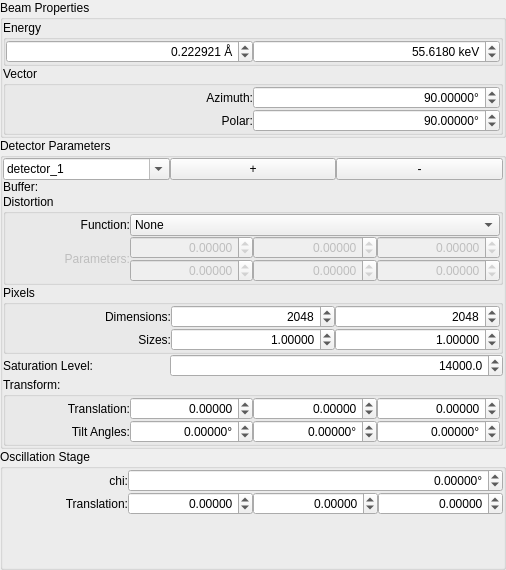
The window that hexrd/ui/resources/ui/calibration_config_widget.ui (cjh1/hexrdgui) describes before a commit, drawn with Qt 5.
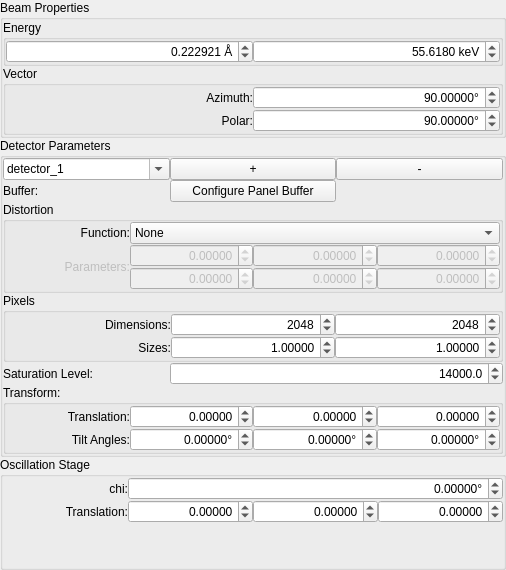
The same window after the commit. Custom widgets are drawn as their Qt base class.

The edit to the form file:
```diff
--- a/hexrd/ui/resources/ui/calibration_config_widget.ui
+++ b/hexrd/ui/resources/ui/calibration_config_widget.ui
@@ -865,6 +865,13 @@
         </property>
        </widget>
       </item>
+      <item row="1" column="1">
+       <widget class="QPushButton" name="cal_det_buffer">
+        <property name="text">
+         <string>Configure Panel Buffer</string>
+        </property>
+       </widget>
+      </item>
      </layout>
     </widget>
    </item>
```
